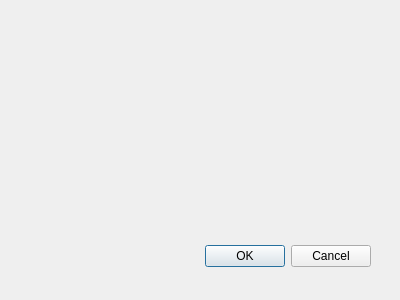
cixtor/quickpass, file newaccount.ui: the form before one commit.
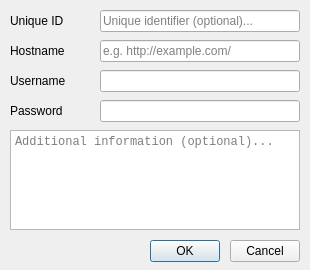
The form after the commit.

Commit message: Modified. Height of all buttons and label components

```diff
--- a/newaccount.ui
+++ b/newaccount.ui
@@ -8,27 +8,165 @@
    <rect>
     <x>0</x>
     <y>0</y>
-    <width>400</width>
-    <height>300</height>
+    <width>310</width>
+    <height>270</height>
    </rect>
   </property>
+  <property name="minimumSize">
+   <size>
+    <width>310</width>
+    <height>270</height>
+   </size>
+  </property>
+  <property name="maximumSize">
+   <size>
+    <width>310</width>
+    <height>270</height>
+   </size>
+  </property>
   <property name="windowTitle">
    <string>Dialog</string>
   </property>
-  <widget class="QDialogButtonBox" name="buttonBox">
+  <widget class="QLabel" name="uniqueIdLabel">
    <property name="geometry">
     <rect>
-     <x>30</x>
+     <x>10</x>
+     <y>10</y>
+     <width>80</width>
+     <height>22</height>
+    </rect>
+   </property>
+   <property name="text">
+    <string>Unique ID</string>
+   </property>
+  </widget>
+  <widget class="QLineEdit" name="uniqueIdInput">
+   <property name="geometry">
+    <rect>
+     <x>100</x>
+     <y>10</y>
+     <width>200</width>
+     <height>22</height>
+    </rect>
+   </property>
+   <property name="placeholderText">
+    <string>Unique identifier (optional)...</string>
+   </property>
+  </widget>
+  <widget class="QLabel" name="hostnameLabel">
+   <property name="geometry">
+    <rect>
+     <x>10</x>
+     <y>40</y>
+     <width>80</width>
+     <height>22</height>
+    </rect>
+   </property>
+   <property name="text">
+    <string>Hostname</string>
+   </property>
+  </widget>
+  <widget class="QLineEdit" name="hostnameInput">
+   <property name="geometry">
+    <rect>
+     <x>100</x>
+     <y>40</y>
+     <width>200</width>
+     <height>22</height>
+    </rect>
+   </property>
+   <property name="placeholderText">
+    <string>e.g. http://example.com/</string>
+   </property>
+  </widget>
+  <widget class="QLabel" name="usernameLabel">
+   <property name="geometry">
+    <rect>
+     <x>10</x>
+     <y>70</y>
+     <width>80</width>
+     <height>22</height>
+    </rect>
+   </property>
+   <property name="text">
+    <string>Username</string>
+   </property>
+  </widget>
+  <widget class="QLineEdit" name="usernameInput">
+   <property name="geometry">
+    <rect>
+     <x>100</x>
+     <y>70</y>
+     <width>200</width>
+     <height>22</height>
+    </rect>
+   </property>
+  </widget>
+  <widget class="QLabel" name="passwordLabel">
+   <property name="geometry">
+    <rect>
+     <x>10</x>
+     <y>100</y>
+     <width>80</width>
+     <height>22</height>
+    </rect>
+   </property>
+   <property name="text">
+    <string>Password</string>
+   </property>
+  </widget>
+  <widget class="QLineEdit" name="passwordInput">
+   <property name="geometry">
+    <rect>
+     <x>100</x>
+     <y>100</y>
+     <width>200</width>
+     <height>22</height>
+    </rect>
+   </property>
+  </widget>
+  <widget class="QTextEdit" name="extraInfoLabel">
+   <property name="geometry">
+    <rect>
+     <x>10</x>
+     <y>130</y>
+     <width>290</width>
+     <height>100</height>
+    </rect>
+   </property>
+   <property name="font">
+    <font>
+     <family>Monospace</family>
+    </font>
+   </property>
+   <property name="placeholderText">
+    <string>Additional information (optional)...</string>
+   </property>
+  </widget>
+  <widget class="QPushButton" name="newAccountAccepted">
+   <property name="geometry">
+    <rect>
+     <x>150</x>
      <y>240</y>
-     <width>341</width>
-     <height>32</height>
+     <width>70</width>
+     <height>22</height>
     </rect>
    </property>
-   <property name="orientation">
-    <enum>Qt::Horizontal</enum>
+   <property name="text">
+    <string>OK</string>
    </property>
-   <property name="standardButtons">
-    <set>QDialogButtonBox::Cancel|QDialogButtonBox::Ok</set>
+  </widget>
+  <widget class="QPushButton" name="newAccountRejected">
+   <property name="geometry">
+    <rect>
+     <x>230</x>
+     <y>240</y>
+     <width>70</width>
+     <height>22</height>
+    </rect>
+   </property>
+   <property name="text">
+    <string>Cancel</string>
    </property>
   </widget>
  </widget>
```
Left out of the diff: 42 changed lines with no effect on the pictures. The commit also changes 3 other files.
